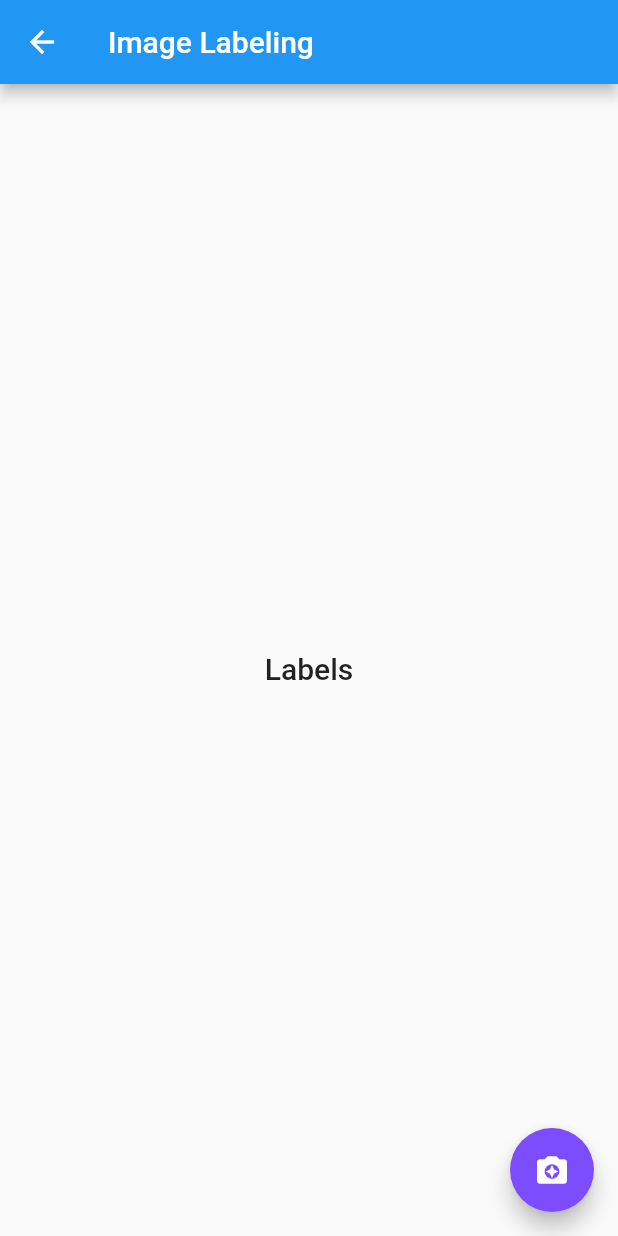
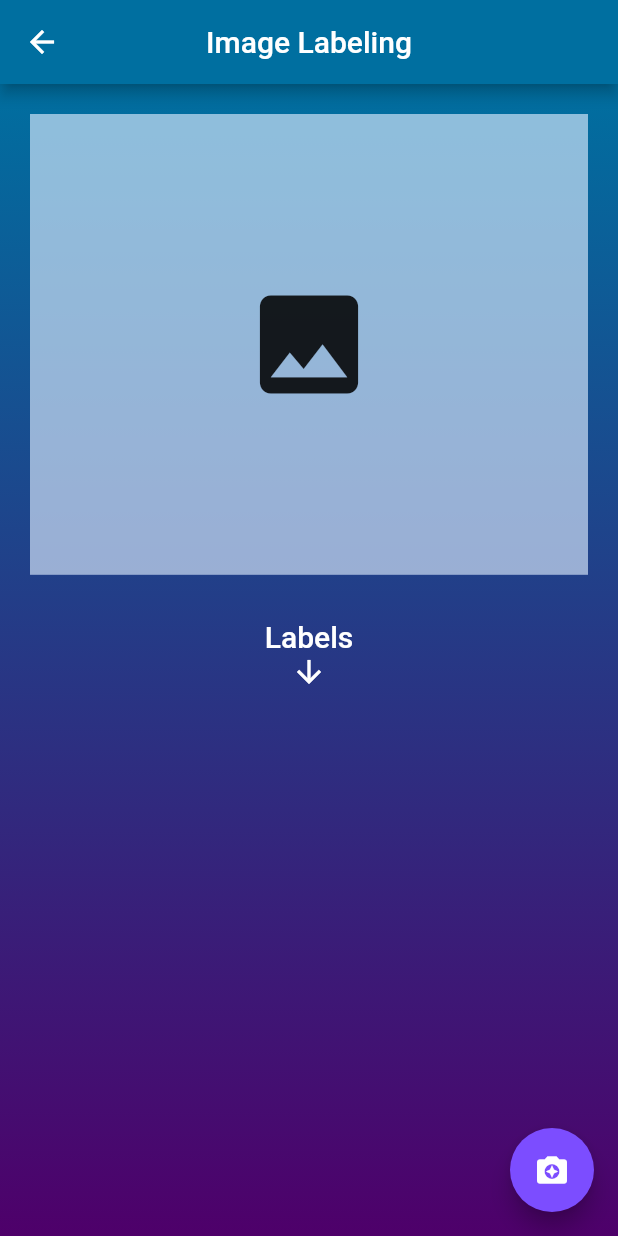
Before and after one commit to mointhedev/Machine-Learning-Flutter-App, a Flutter app: the ImageLabelScreen screen opened directly, on a phone screen of 412 x 824 dp. Run offline on Flutter 3.47's test engine with Material 2 defaults, Android fonts, the light colour scheme and no system bars; our stand-ins replace image_picker, speech_to_text; missing offline and left inert: barcode_scan, firebase_ml_vision, tflite; accounts and stored records are empty.

Commit message:
UI Completed until Image Labeling

```diff
--- a/lib/image_labeling.dart
+++ b/lib/image_labeling.dart
@@ -57,11 +57,23 @@ class _ImageLabelScreenState extends State<ImageLabelScreen> {
 
   @override
   Widget build(BuildContext context) {
+    final screenHeight = MediaQuery.of(context).size.height -
+        (MediaQuery.of(context).padding.top + AppBar().preferredSize.height);
     return Scaffold(
       appBar: AppBar(
         title: Text('Image Labeling'),
+        centerTitle: true,
+        backgroundColor: Color(0xff006FA0),
       ),
-      body: isLoading
+      body: Container(
+        height: screenHeight,
+        width: double.infinity,
+        decoration: BoxDecoration(
+            gradient: LinearGradient(
+                begin: Alignment.topCenter,
+                end: Alignment.bottomCenter,
+                colors: [Color(0xff006FA0), Color(0xff4E006A)])),
+        child: isLoading
             ? Center(
                 child: CircularProgressIndicator(),
               )
@@ -70,47 +82,89 @@ class _ImageLabelScreenState extends State<ImageLabelScreen> {
                   mainAxisAlignment: MainAxisAlignment.start,
                   children: <Widget>[
                     Container(
-                    width: pickedImage != null ? uiImage.width.toDouble() : 1.0,
-                    height: 350,
+                      height: screenHeight * 0.4,
+                      width: double.infinity,
+                      color: Color(0xffDEEDFF).withOpacity(0.64),
+                      margin:
+                          EdgeInsets.symmetric(horizontal: 20, vertical: 20),
+                      padding: EdgeInsets.all(8),
                       child: FittedBox(
                         child: pickedImage != null
                             ? Image.file(pickedImage)
-                          : Container(),
+                            : Container(
+                                height: 10,
+                                width: 10,
+                                child: Center(
+                                  child: Icon(
+                                    Icons.image,
+                                    size: 3,
                                   ),
                                 ),
-                  SizedBox(
-                    height: 10,
+                              ),
+                      ),
                     ),
                     Padding(
-                    padding: const EdgeInsets.all(18.0),
+                      padding: const EdgeInsets.all(10.0),
                       child: Center(
                           child: Column(
                         children: <Widget>[
                           Text(
                             'Labels',
-                          style: Theme.of(context).textTheme.title,
+                            style: Theme.of(context)
+                                .textTheme
+                                .title
+                                .copyWith(color: Colors.white),
+                          ),
+                          Icon(
+                            Icons.arrow_downward,
+                            color: Colors.white,
+                          ),
+                          SizedBox(
+                            height: 20,
                           ),
                           Column(
-                            children:
-                                imageLabels != null && imageLabels.isNotEmpty
+                              children: imageLabels != null &&
+                                      imageLabels.isNotEmpty
                                   ? imageLabels.map((imageLabel) {
                                       return Container(
                                           height: 100,
+                                          margin: EdgeInsets.symmetric(
+                                              horizontal: 20),
+                                          color: Colors.white.withOpacity(0.7),
+                                          padding: EdgeInsets.symmetric(
+                                              horizontal: 20),
                                           child: Column(
                                             children: <Widget>[
                                               ListTile(
-                                                  title: Text(imageLabel.text),
+                                                title: Text(
+                                                  imageLabel.text,
+                                                  style: TextStyle(
+                                                      fontWeight:
+                                                          FontWeight.w500,
+                                                      fontSize: 17),
+                                                ),
                                                 subtitle: Text(
-                                                      '${(imageLabel.confidence * 100).round()}%'),
+                                                    '${(imageLabel.confidence * 100).round()}%',
+                                                    style: TextStyle(
+                                                        fontWeight:
+                                                            FontWeight.w400,
+                                                        fontSize: 15)),
+                                              ),
+                                              Divider(
+                                                color: Colors.black87,
                                               )
                                             ],
                                           ));
                                     }).toList()
-                                    : [Container()])
+                                  : [Container()]),
+                          SizedBox(
+                            height: 20,
+                          )
                         ],
                       )),
                     )
                   ],
+                ),
               ),
       ),
       floatingActionButton: FloatingActionButton(
```
Also changed, not shown: lib/text_recognition.dart (+6 -5 lines). Lines whose indentation alone changed are shown as unchanged.
